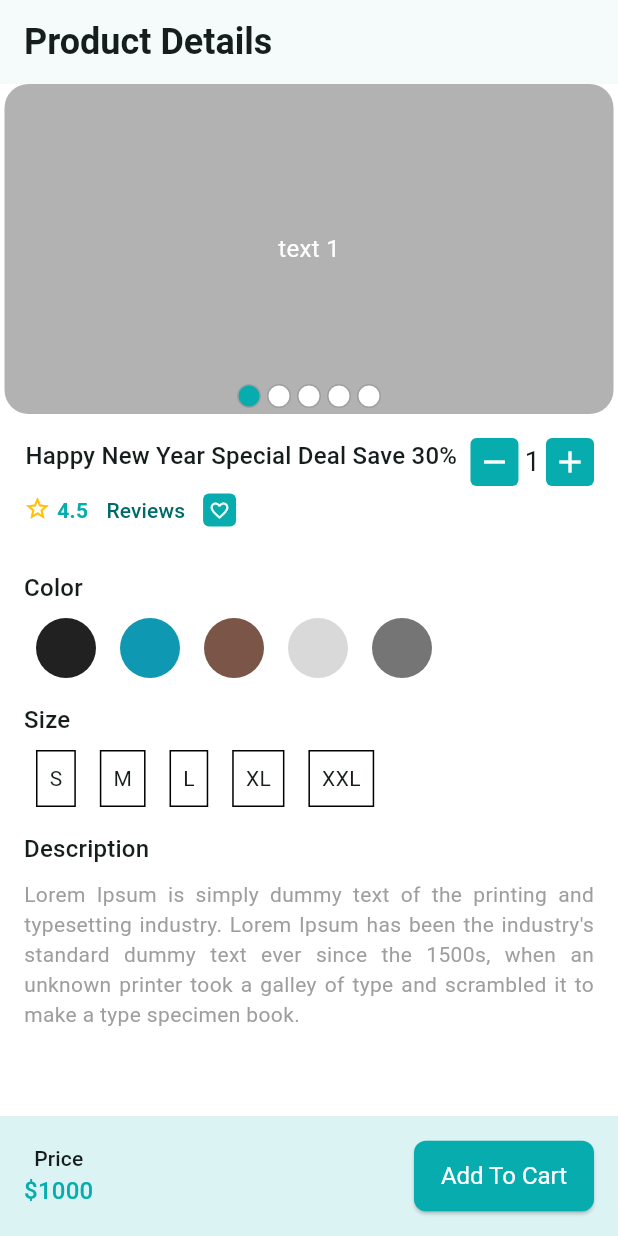
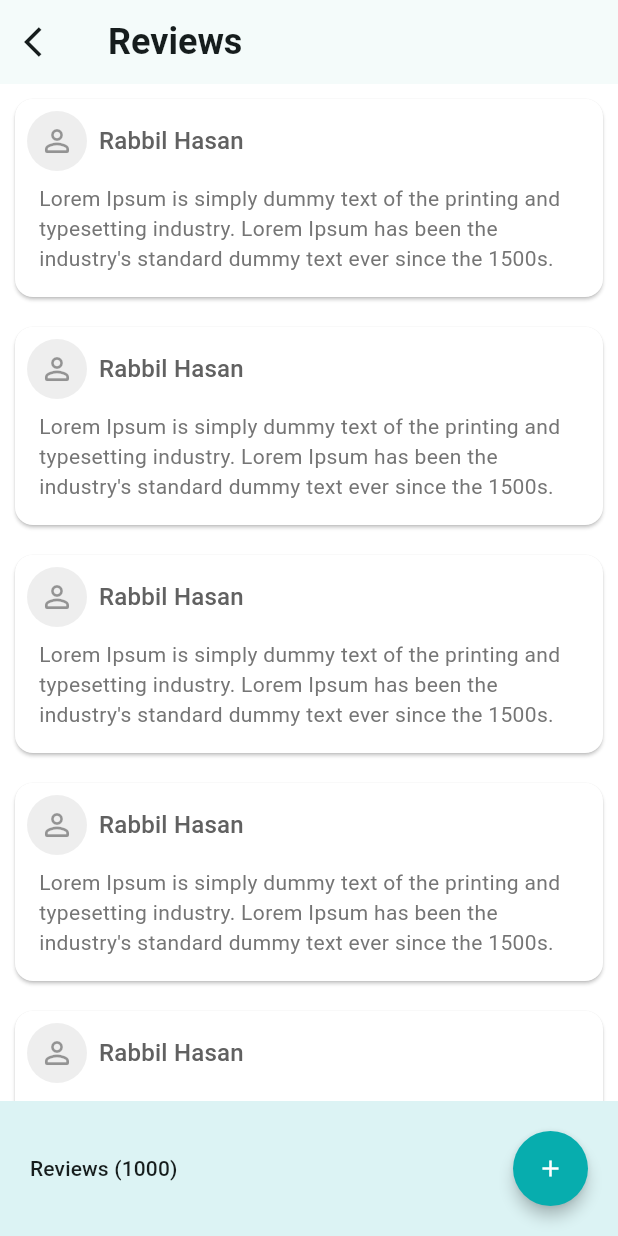
Before and after one commit to shahincse2/Modules_of_Ostad, a Flutter app: the ProductDetailsScreen screen opened directly with empty values, after a tap on "Reviews", on a phone screen of 412 x 824 dp. Run offline on Flutter 3.47's test engine with Material 3 defaults, Android fonts, the phone set to English and light mode, and no system bars; drawn by our look-alikes of carousel_slider; our stand-ins replace email_validator, flutter_svg, get, pin_code_fields.

Commit message:
ecommerce project ui

```diff
--- a/lib/app/app.dart
+++ b/lib/app/app.dart
@@ -4,12 +4,15 @@ import 'package:modules_of_ostad/app/app_theme_data.dart';
 import 'package:modules_of_ostad/app/controller_binder.dart';
 import 'package:modules_of_ostad/features/auth/ui/screens/splash_screen.dart';
 import 'package:modules_of_ostad/features/category/ui/screen/category_list_screen.dart';
+import 'package:modules_of_ostad/features/common/ui/screens/create_reviews_screen.dart';
 import 'package:modules_of_ostad/features/common/ui/screens/main_bottom_nav_screen.dart';
+import 'package:modules_of_ostad/features/common/ui/widget/card_reviews_item_widget.dart';
 import 'package:modules_of_ostad/features/product/ui/screens/product_details_screen.dart';
 import 'package:modules_of_ostad/features/product/ui/screens/product_list_screen.dart';
 import '../features/auth/ui/screens/complete_profile.dart';
 import '../features/auth/ui/screens/email_verification_screen.dart';
 import '../features/auth/ui/screens/otp_verification_screen.dart';
+import '../features/common/ui/screens/reviews_list_screen.dart';
 
 class CraftyBay extends StatelessWidget {
   const CraftyBay({super.key});
@@ -44,6 +47,12 @@ class CraftyBay extends StatelessWidget {
         } else if (settings.name == ProductDetailsScreen.name) {
           int productId = settings.arguments as int;
           widget = ProductDetailsScreen(productId: productId);
+        } else if (settings.name == ReviewsListScreen.name) {
+          widget = ReviewsListScreen();
+        } else if (settings.name == CardReviewsItemWidget.name) {
+          widget = CardReviewsItemWidget();
+        } else if (settings.name == CreateReviewsScreen.name) {
+          widget = CreateReviewsScreen();
         }
 
         return MaterialPageRoute(builder: (ctx) {
--- a/lib/features/common/ui/screens/main_bottom_nav_screen.dart
+++ b/lib/features/common/ui/screens/main_bottom_nav_screen.dart
@@ -1,8 +1,10 @@
 import 'package:flutter/material.dart';
 import 'package:get/get.dart';
+import 'package:modules_of_ostad/features/cart/ui/screens/cart_list_screen.dart';
 import 'package:modules_of_ostad/features/category/ui/screen/category_list_screen.dart';
 import 'package:modules_of_ostad/features/common/ui/controllers/main_bottom_nav_controller.dart';
 import 'package:modules_of_ostad/features/home/ui/screens/home_screen.dart';
+import 'package:modules_of_ostad/features/wishlist/ui/screens/wishlist_screen.dart';
 
 class MainBottomNavScreen extends StatefulWidget {
   const MainBottomNavScreen({super.key});
@@ -18,8 +20,8 @@ class _MainBottomNavScreenState extends State<MainBottomNavScreen> {
   final List<Widget> _screens = const[
     HomeScreen(),
     CategoryListScreen(),
-    HomeScreen(),
-    HomeScreen(),
+    CartListScreen(),
+    WishlistScreen(),
   ];
 
   @override
--- /dev/null
+++ b/lib/features/common/ui/screens/reviews_list_screen.dart
@@ -0,0 +1,93 @@
+import 'package:flutter/material.dart';
+import 'package:modules_of_ostad/features/common/ui/screens/create_reviews_screen.dart';
+import 'package:modules_of_ostad/features/common/ui/widget/card_reviews_item_widget.dart';
+import '../../../../app/app_colors.dart';
+
+class ReviewsListScreen extends StatefulWidget {
+  const ReviewsListScreen({super.key});
+
+  static const String name = '/product-reviews-screen';
+
+  @override
+  State<ReviewsListScreen> createState() => _ReviewsListScreenState();
+}
+
+class _ReviewsListScreenState extends State<ReviewsListScreen> {
+  @override
+  Widget build(BuildContext context) {
+    final textTheme = Theme.of(context).textTheme;
+    return Scaffold(
+      appBar: AppBar(
+        title: const Text('Reviews'),
+        leading: IconButton(
+          onPressed: (){
+            Navigator.pop(context);
+          },
+          icon: const Icon(
+            Icons.arrow_back_ios,
+          ),
+        ),
+      ),
+      body: Column(
+        children: [
+          Expanded(
+            child: ListView.builder(
+              itemBuilder: (context, index) {
+                return CardReviewsItemWidget();
+              },
+              itemCount: 5,
+            ),
+          ),
+          _buildPriceAndAddToCartSection(textTheme),
+        ],
+      ),
+    );
+  }
+
+  Widget _buildPriceAndAddToCartSection(TextTheme textTheme) {
+    return Container(
+      padding: const EdgeInsets.all(20),
+      decoration: BoxDecoration(
+        color: AppColors.themeColor.withOpacity(0.14),
+      ),
+      child: Row(
+        mainAxisAlignment: MainAxisAlignment.spaceBetween,
+        children: [
+          Text(
+            'Reviews (1000)',
+            style: textTheme.titleSmall,
+          ),
+          SizedBox(
+            width: 50,
+            height: 50,
+            child: ElevatedButton(
+              onPressed: () {
+                Navigator.pushNamed(context, CreateReviewsScreen.name);
+              },
+              child: Center(
+                child: Icon(
+                  Icons.add,
+                  color: Colors.white,
+                ),
+              ),
+              style: ElevatedButton.styleFrom(
+                elevation: 4,
+                  shape: RoundedRectangleBorder(
+                    borderRadius: BorderRadius.circular(50),
+                  )
+              ),
+            ),
+          ),
+          // SizedBox(
+          //   width: 120,
+          //   child: ElevatedButton(
+          //     onPressed: () {},
+          //     style: ElevatedButton.styleFrom(),
+          //     child: const Text('Checkout'),
+          //   ),
+          // ),
+        ],
+      ),
+    );
+  }
+}
--- /dev/null
+++ b/lib/features/common/ui/widget/card_reviews_item_widget.dart
@@ -0,0 +1,54 @@
+import 'package:flutter/material.dart';
+
+class CardReviewsItemWidget extends StatelessWidget {
+  const CardReviewsItemWidget({
+    super.key,
+  });
+
+  static const String name = 'card-reviews-item-widget';
+
+  @override
+  Widget build(BuildContext context) {
+    final textTheme = Theme.of(context).textTheme;
+    return Card(
+      color: Colors.white,
+      elevation: 1,
+      margin: const EdgeInsets.symmetric(horizontal: 10, vertical: 10),
+      child: Padding(
+        padding: const EdgeInsets.all(8.0),
+        child: Column(
+          children: [
+            //TODO: profile icon with name
+            Row(
+              children: [
+                CircleAvatar(
+                  backgroundColor: Colors.grey.shade200,
+                  child: const Icon(
+                    Icons.person_outline_rounded,
+                    color: Colors.black38,
+                  ),
+                ),
+                const SizedBox(width: 8),
+                Text(
+                  'Rabbil Hasan',
+                  style: textTheme.titleMedium?.copyWith(
+                    color: Colors.grey.shade700,
+                  ),
+                ),
+              ],
+            ),
+            Padding(
+              padding: EdgeInsets.only(left: 8, top: 8, right: 8, bottom: 8),
+              child: Column(
+                children: [
+                  Text(
+                    '''Lorem Ipsum is simply dummy text of the printing and typesetting industry. Lorem Ipsum has been the industry's standard dummy text ever since the 1500s.''', style: TextStyle(color: Colors.grey.shade600),),
+                ],
+              ),
+            ),
+          ],
+        ),
+      ),
+    );
+  }
+}
--- a/lib/features/product/ui/widgets/product_quantity_inc_dec_button.dart
+++ b/lib/features/common/ui/widgets/product_quantity_inc_dec_button.dart
@@ -51,7 +51,7 @@ class _ProductQuantityIncDecButtonState
   }
 
   void _buildProductDecButton() {
-    if (_productQuantity > 1) {
+    if (_productQuantity > 0) {
       _productQuantity--;
       widget.onChange(_productQuantity);
       setState(() {});
--- a/lib/features/product/ui/screens/product_details_screen.dart
+++ b/lib/features/product/ui/screens/product_details_screen.dart
@@ -1,8 +1,9 @@
 import 'package:flutter/material.dart';
 import 'package:modules_of_ostad/app/app_colors.dart';
+import 'package:modules_of_ostad/features/common/ui/screens/reviews_list_screen.dart';
 import 'package:modules_of_ostad/features/product/ui/widgets/color_picker_widget.dart';
 import 'package:modules_of_ostad/features/product/ui/widgets/product_image_carousel_slider.dart';
-import 'package:modules_of_ostad/features/product/ui/widgets/product_quantity_inc_dec_button.dart';
+import 'package:modules_of_ostad/features/common/ui/widgets/product_quantity_inc_dec_button.dart';
 import 'package:modules_of_ostad/features/product/ui/widgets/size_picker_widget.dart';
 
 class ProductDetailsScreen extends StatefulWidget {
@@ -65,7 +66,9 @@ class _ProductDetailsScreenState extends State<ProductDetailsScreen> {
                                     ],
                                   ),
                                   TextButton(
-                                    onPressed: () {},
+                                    onPressed: () {
+                                      Navigator.pushNamed(context, ReviewsListScreen.name);
+                                    },
                                     child: const Text('Reviews'),
                                   ),
                                   Container(
```
Also changed, not shown: lib/features/cart/ui/screens/cart_list_screen.dart (added, +86 -0 lines), lib/features/common/ui/screens/create_reviews_screen.dart (added, +105 -0 lines), lib/features/common/ui/widget/card_product_item_widget.dart (added, +83 -0 lines), lib/features/wishlist/ui/screens/wishlist_screen.dart (added, +47 -0 lines).
